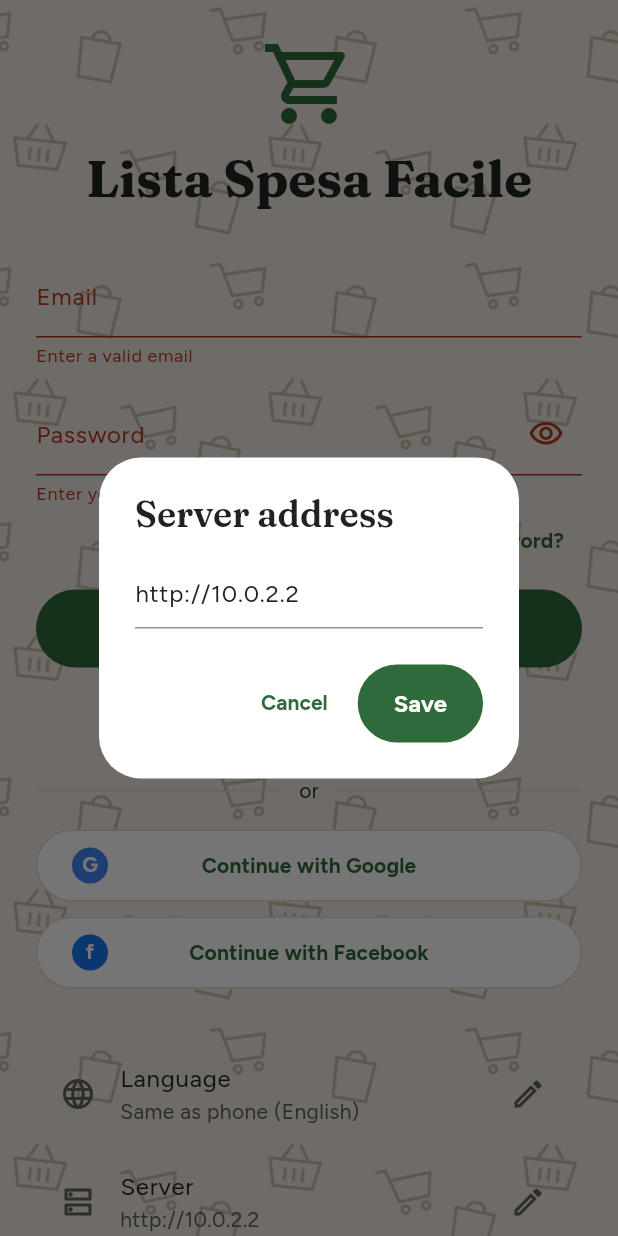
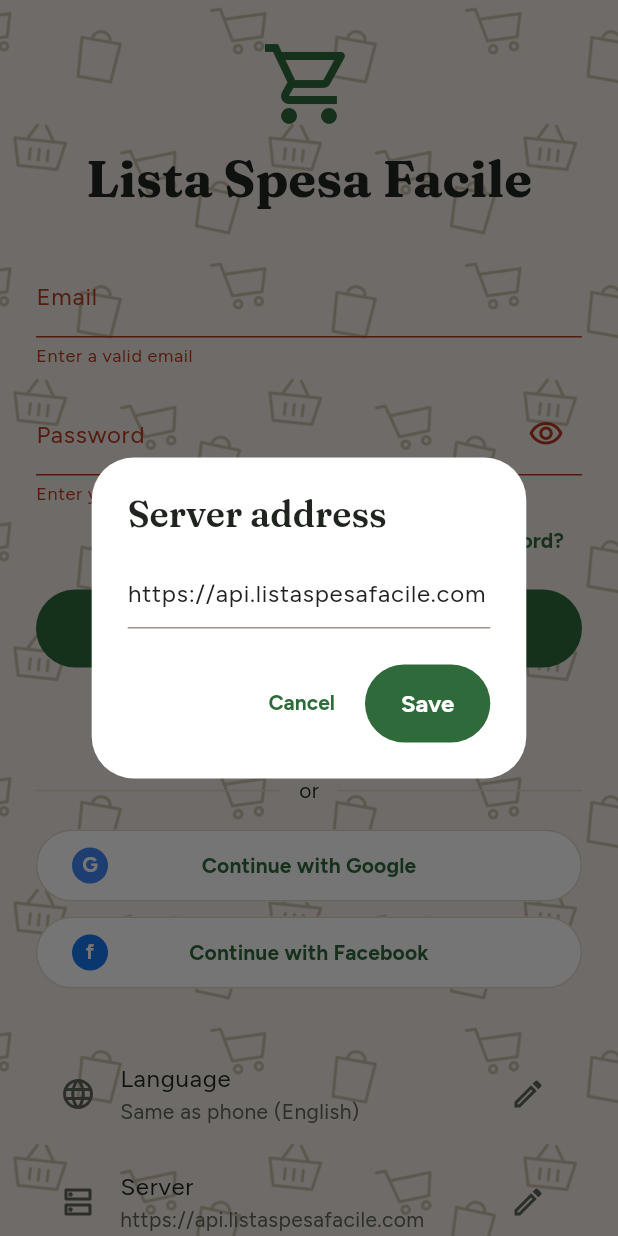
Before and after one commit to andcdev/ListaSpesaFacile, a Flutter app: the screen it shows after launch, after a tap on "Sign in", after a tap on "Server", on a phone screen of 412 x 824 dp. Run offline on Flutter 3.47's test engine with Material 3 defaults, Android fonts, the phone set to English and light mode, and no system bars; our stand-ins replace firebase_core, firebase_messaging, flutter_local_notifications, flutter_secure_storage, image_picker, pdf and 4 more; missing offline and left inert: flutter_foreground_task, flutter_web_auth_2; accounts and stored records are empty; network calls fail.

Commit message:
L'app punta di default a https://api.listaspesafacile.com
Senza --dart-define l'app usa il server di produzione; il backend locale si
raggiunge con --dart-define=API_URL=http://10.0.2.2 o dalla voce "Server"
nella schermata di accesso.

La build di produzione legge API_URL e CLIENT_KEY da config/produzione.json
(--dart-define-from-file), escluso da git: nel repository c'e' solo
l'esempio. La chiave deve essere la stessa CLIENT_KEY del .env sul server.

Co-Authored-By: Claude Opus 5.5 (1M context) <noreply@anthropic.com>

```diff
--- /dev/null
+++ b/app/config/produzione.example.json
@@ -0,0 +1,4 @@
+{
+  "API_URL": "https://api.listaspesafacile.com",
+  "CLIENT_KEY": "uguale a CLIENT_KEY nel .env del server (openssl rand -hex 24)"
+}
--- a/app/lib/screens/login_screen.dart
+++ b/app/lib/screens/login_screen.dart
@@ -143,7 +143,7 @@ class ServerSettingsTile extends StatelessWidget {
             content: TextField(
               controller: controller,
               keyboardType: TextInputType.url,
-              decoration: const InputDecoration(hintText: 'https://spesa.tuodominio.it'),
+              decoration: const InputDecoration(hintText: 'https://api.listaspesafacile.com'),
             ),
             actions: [
               TextButton(onPressed: () => Navigator.pop(context), child: Text(context.l10n.cancel)),
--- a/app/lib/services/session_storage.dart
+++ b/app/lib/services/session_storage.dart
@@ -1,9 +1,10 @@
 import 'package:flutter_secure_storage/flutter_secure_storage.dart';
 import 'package:shared_preferences/shared_preferences.dart';
 
-/// Indirizzo del server predefinito: `flutter run --dart-define=API_URL=https://spesa.tuodominio.it`.
-/// 10.0.2.2 è il localhost della macchina host visto dall'emulatore Android.
-const defaultServerUrl = String.fromEnvironment('API_URL', defaultValue: 'http://10.0.2.2');
+/// Indirizzo del server predefinito: il server di produzione.
+/// Per il backend in locale: `flutter run --dart-define=API_URL=http://10.0.2.2` (10.0.2.2 è il localhost della
+/// macchina host visto dall'emulatore Android), oppure la voce "Server" nella schermata di accesso.
+const defaultServerUrl = String.fromEnvironment('API_URL', defaultValue: 'https://api.listaspesafacile.com');
 
 /// Persistenza del token (in modo sicuro) e dell'indirizzo del server.
 class SessionStorage {
```
Also changed, not shown: 2 other files.
